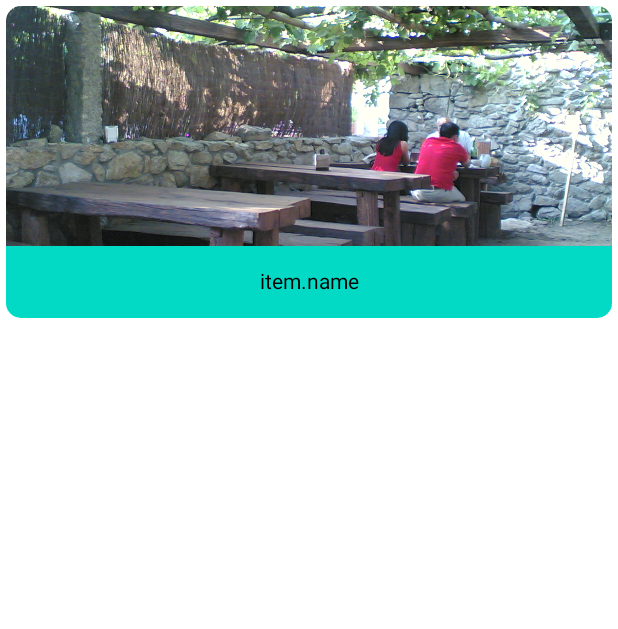
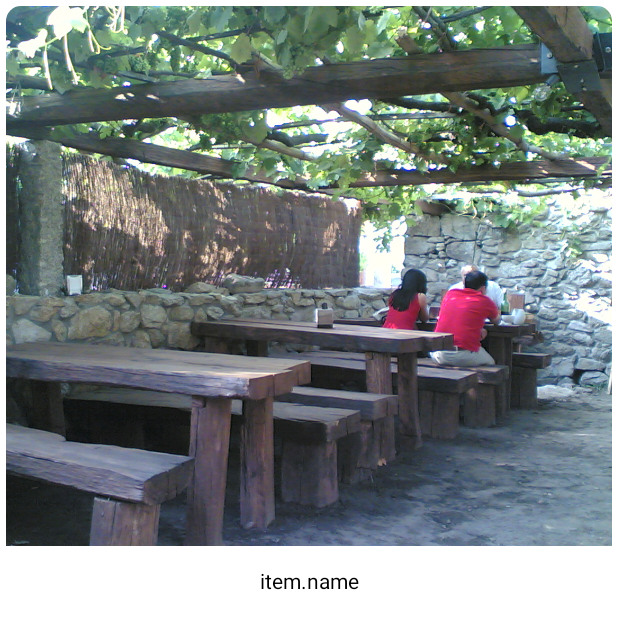
Before and after one commit to HPosedev/FuranchoRiasBaixas, an Android app built with Jetpack Compose: the @Preview function DetailedScreen, on a phone screen of 412 x 824 dp. Shown: the top 629 px of the screen. Run offline under Robolectric (Android 15) with nearby library versions, the phone set to English and light mode, and no system bars.

Commit message:
updated DetailedScreen.kt

```diff
--- a/app/src/main/java/com/hposedev/furanchos2022/screens/DetailedScreen.kt
+++ b/app/src/main/java/com/hposedev/furanchos2022/screens/DetailedScreen.kt
@@ -1,10 +1,8 @@
 package com.hposedev.furanchos2022.ui.theme
 
 import androidx.compose.foundation.Image
-import androidx.compose.foundation.background
 import androidx.compose.foundation.layout.*
 import androidx.compose.foundation.shape.RoundedCornerShape
-import androidx.compose.material.MaterialTheme
 import androidx.compose.material.Text
 import androidx.compose.runtime.Composable
 import androidx.compose.ui.Alignment
@@ -14,7 +12,6 @@ import androidx.compose.ui.layout.ContentScale
 import androidx.compose.ui.res.painterResource
 import androidx.compose.ui.tooling.preview.Preview
 import androidx.compose.ui.unit.dp
-import androidx.navigation.NavHostController
 import com.hposedev.furanchos2022.R
 
 
@@ -28,7 +25,7 @@ fun DetailedScreen() {
     ) {
         Box(
             modifier = Modifier
-                .height(160.dp)
+                .height(360.dp)
                 .fillMaxWidth()
         ) {
             Image(
@@ -41,7 +38,6 @@ fun DetailedScreen() {
         Box(
             modifier = Modifier
                 .fillMaxWidth()
-                .background(MaterialTheme.colors.secondary)
                 .padding(16.dp),
             contentAlignment = Alignment.Center
 
```
